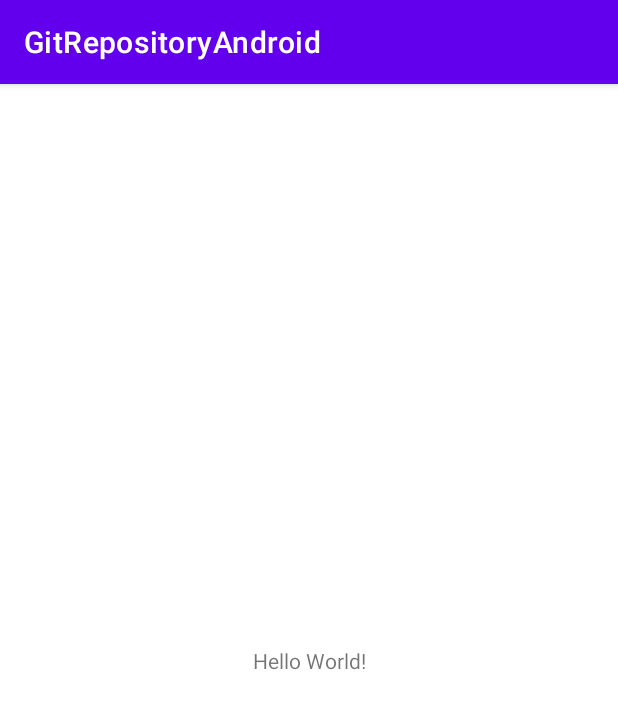
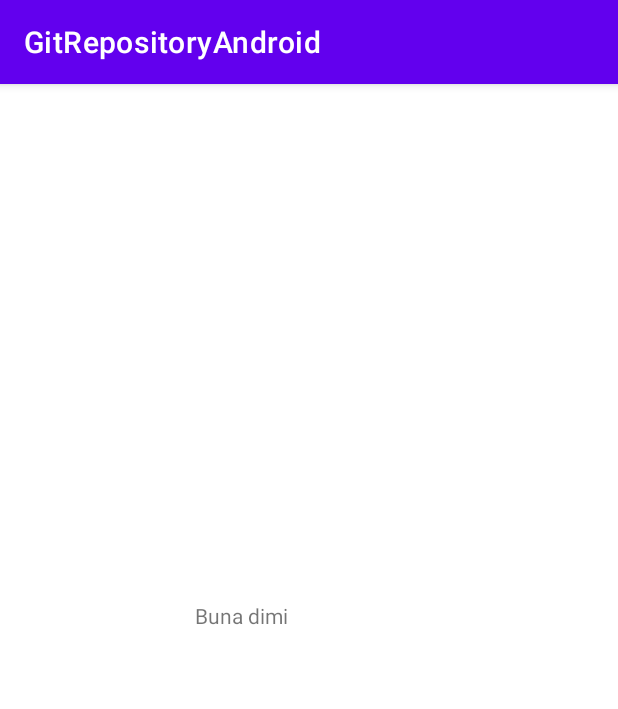
Before and after one commit to AlinSterie/GitRepositoryAndroid, an Android app: the screen it shows after launch (MainActivity), on a phone screen of 412 x 824 dp. Shown: the top 709 px of the screen. Run offline under Robolectric (Android 15) with nearby library versions, the phone set to English and light mode, and no system bars.

Commit message:
Update activity_main.xml

```diff
--- a/app/src/main/res/layout/activity_main.xml
+++ b/app/src/main/res/layout/activity_main.xml
@@ -1,5 +1,6 @@
 <?xml version="1.0" encoding="utf-8"?>
-<androidx.constraintlayout.widget.ConstraintLayout xmlns:android="http://schemas.android.com/apk/res/android"
+<androidx.constraintlayout.widget.ConstraintLayout
+    xmlns:android="http://schemas.android.com/apk/res/android"
     xmlns:app="http://schemas.android.com/apk/res-auto"
     xmlns:tools="http://schemas.android.com/tools"
     android:layout_width="match_parent"
@@ -7,12 +8,19 @@
     tools:context=".MainActivity">
 
     <TextView
-        android:layout_width="wrap_content"
-        android:layout_height="wrap_content"
-        android:text="Hello World!"
+        android:id="@+id/textView"
+        android:layout_width="152dp"
+        android:layout_height="79dp"
+        android:text="Buna dimi"
         app:layout_constraintBottom_toBottomOf="parent"
         app:layout_constraintLeft_toLeftOf="parent"
         app:layout_constraintRight_toRightOf="parent"
         app:layout_constraintTop_toTopOf="parent" />
 
+    <ListView
+        android:layout_width="match_parent"
+        android:layout_height="match_parent"
+        android:id="@+id/list1"/>
+
+
 </androidx.constraintlayout.widget.ConstraintLayout>
```
